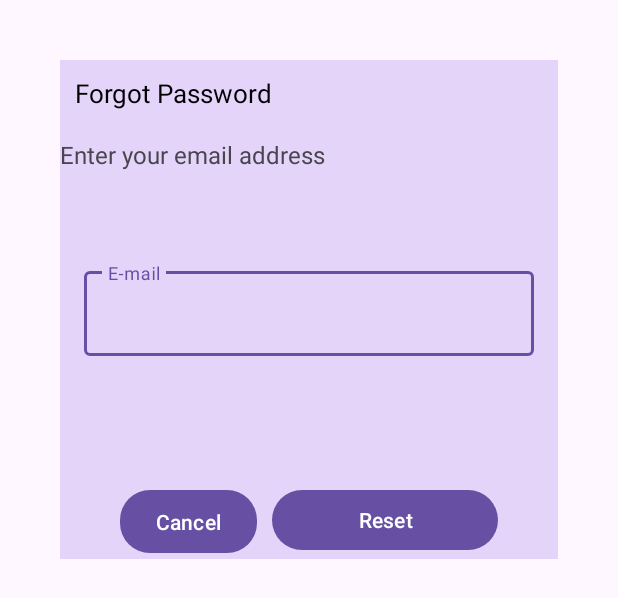
After one commit to SerhanBaymaz/Flight-Club, an Android app: the layout dialog_forgot_password.xml on its own in the app's theme, with its tools: preview values and no code run, on a phone screen of 412 x 824 dp. The commit adds this screen. Shown: the top 598 px of the screen. Run offline under Robolectric (Android 15) with nearby library versions, the phone set to English and light mode, and no system bars.

Commit message:
Firebase connection implemented for ForgotPassword.

```diff
--- a/app/src/main/res/layout/activity_main.xml
+++ b/app/src/main/res/layout/activity_main.xml
@@ -70,6 +70,7 @@
         android:layout_marginTop="24dp"
         android:hint="@string/text_layout_password"
         app:layout_constraintStart_toStartOf="parent"
+        app:passwordToggleEnabled="true"
         app:layout_constraintTop_toBottomOf="@+id/text_layout_email">
 
         <com.google.android.material.textfield.TextInputEditText
@@ -77,6 +78,7 @@
             android:layout_width="match_parent"
             android:layout_height="wrap_content"
             android:textColorHint="#546E7A"
+            android:inputType="textPassword"
             tools:ignore="TextContrastCheck,DuplicateSpeakableTextCheck" />
     </com.google.android.material.textfield.TextInputLayout>
 
@@ -88,6 +90,7 @@
         android:layout_marginTop="24dp"
         android:hint="@string/text_layout_password"
         app:layout_constraintStart_toStartOf="parent"
+        app:passwordToggleEnabled="true"
         app:layout_constraintTop_toBottomOf="@+id/text_layout_password">
 
         <com.google.android.material.textfield.TextInputEditText
@@ -95,6 +98,7 @@
             android:layout_width="match_parent"
             android:layout_height="wrap_content"
             android:textColorHint="#546E7A"
+            android:inputType="textPassword"
             tools:ignore="TextContrastCheck" />
     </com.google.android.material.textfield.TextInputLayout>
 
--- /dev/null
+++ b/app/src/main/res/layout/dialog_forgot_password.xml
@@ -0,0 +1,94 @@
+<?xml version="1.0" encoding="utf-8"?>
+<androidx.constraintlayout.widget.ConstraintLayout xmlns:android="http://schemas.android.com/apk/res/android"
+
+
+    xmlns:tools="http://schemas.android.com/tools"
+    android:layout_width="match_parent"
+    android:layout_height="match_parent"
+    xmlns:app="http://schemas.android.com/apk/res-auto"
+    android:id="@+id/dialogForgot"
+    android:layout_margin="20dp"
+    android:padding="20dp">
+
+    <androidx.constraintlayout.widget.ConstraintLayout
+        android:id="@+id/dialogBox"
+        android:layout_width="match_parent"
+        android:layout_height="wrap_content"
+        android:background="#E5D4FA"
+        app:layout_constraintTop_toTopOf="parent"
+        tools:layout_editor_absoluteX="20dp">
+
+        <TextView
+            android:id="@+id/textView_header"
+            android:layout_width="match_parent"
+            android:layout_height="wrap_content"
+            android:drawablePadding="8dp"
+            android:padding="10dp"
+            android:text="@string/forgot_password"
+            android:textAlignment="textStart"
+            android:textAllCaps="false"
+            android:textColor="@color/black"
+            android:textSize="17sp"
+            app:layout_constraintEnd_toEndOf="parent"
+            app:layout_constraintStart_toStartOf="parent"
+            app:layout_constraintTop_toTopOf="parent" />
+
+        <TextView
+            android:id="@+id/textView_description"
+            android:layout_width="match_parent"
+            android:layout_height="wrap_content"
+            android:layout_marginTop="8dp"
+            android:text="@string/enter_your_email_address"
+            android:textSize="16sp"
+            app:layout_constraintEnd_toEndOf="parent"
+            app:layout_constraintStart_toStartOf="parent"
+            app:layout_constraintTop_toBottomOf="@id/textView_header" />
+
+        <Button
+            android:id="@+id/btn_Cancel"
+            android:layout_width="0dp"
+            android:layout_height="50dp"
+            android:layout_marginStart="40dp"
+            android:layout_marginTop="85dp"
+            android:text="@string/cancel"
+            android:textColor="@color/white"
+            android:textSize="14sp"
+            app:cornerRadius="20dp"
+            app:layout_constraintStart_toStartOf="parent"
+            app:layout_constraintTop_toBottomOf="@+id/textInputLayout" />
+
+        <Button
+            android:id="@+id/btn_Reset"
+            android:layout_width="0dp"
+            android:layout_height="wrap_content"
+            android:layout_marginStart="10dp"
+            android:layout_marginTop="85dp"
+            android:layout_marginEnd="40dp"
+            android:text="@string/reset"
+            android:textColor="@color/white"
+            android:textSize="14sp"
+            app:cornerRadius="20dp"
+            app:layout_constraintEnd_toEndOf="parent"
+            app:layout_constraintStart_toEndOf="@id/btn_Cancel"
+            app:layout_constraintTop_toBottomOf="@+id/textInputLayout"
+            tools:ignore="VisualLintButtonSize" />
+
+        <com.google.android.material.textfield.TextInputLayout
+            android:id="@+id/textInputLayout"
+            android:layout_width="300dp"
+            android:layout_height="wrap_content"
+            app:layout_constraintBottom_toBottomOf="parent"
+            app:layout_constraintEnd_toEndOf="parent"
+            app:layout_constraintStart_toStartOf="parent"
+            app:layout_constraintTop_toTopOf="@+id/textView_header">
+
+            <com.google.android.material.textfield.TextInputEditText
+                android:id="@+id/textInput_email_dialog"
+                android:layout_width="match_parent"
+                android:layout_height="wrap_content"
+                android:hint="@string/e_mail"
+                tools:ignore="TextContrastCheck" />
+        </com.google.android.material.textfield.TextInputLayout>
+    </androidx.constraintlayout.widget.ConstraintLayout>
+
+</androidx.constraintlayout.widget.ConstraintLayout>
--- a/app/src/main/res/values/strings.xml
+++ b/app/src/main/res/values/strings.xml
@@ -8,6 +8,7 @@
 
     <string name="textView_already">Do you have an account?</string>
     <string name="textView_click_signIn">SIGN IN</string>
+    <string name="textView_forgotPassword">Forgot password?</string>
 
 
     <string name="image_backgroundSignIn">Blue background</string>
@@ -67,8 +68,11 @@
 
     <string name="menu_seatclass_home">Seat</string>
     <string name="menu_travellers_home">Passenger</string>
-
-
+    <string name="forgot_password">Forgot Password</string>
+    <string name="enter_your_email_address">Enter your email address</string>
+    <string name="cancel">Cancel</string>
+    <string name="reset">Reset</string>
+    <string name="e_mail">E-mail</string>
 
 
     <string-array name="seatclass">
```
Also changed, not shown: app/src/main/java/com/example/book_flight/signInActivity.kt (+51 -0 lines), app/src/main/res/layout/activity_sign_in.xml (+15 -0 lines), 1 other file.
